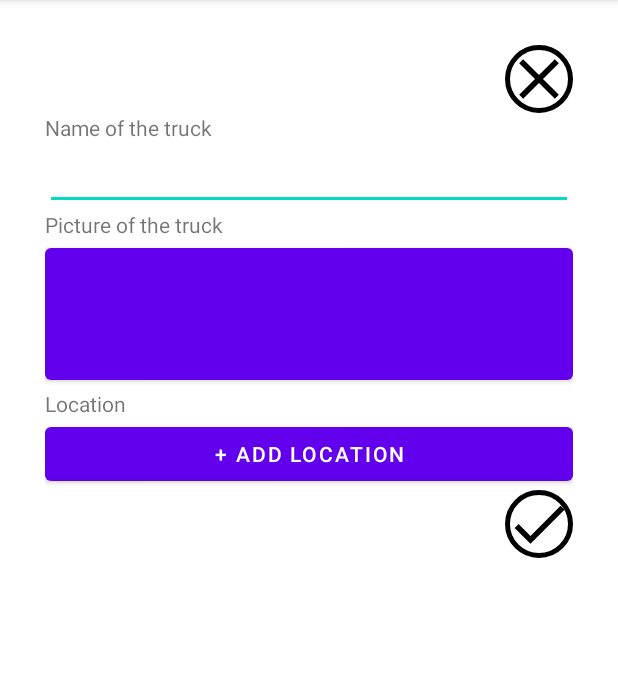
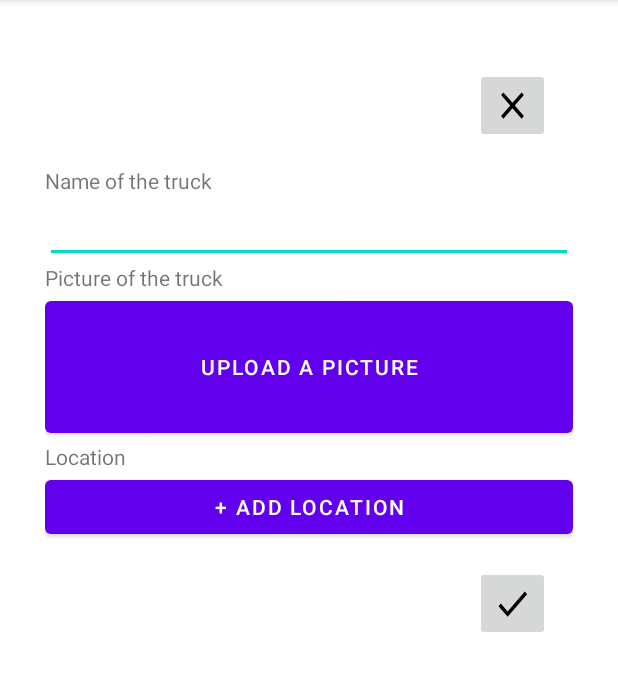
Before and after one commit to utkarshagarwal01/WheresMyTruck, an Android app: the ReportTruckActivity screen opened directly, with no data from a screen before it, on a phone screen of 412 x 824 dp, the part 84-775 px from its top. Run offline under Robolectric (Android 15) with nearby library versions, the phone set to English and light mode, and no system bars.

```diff
--- a/app/src/main/res/layout/activity_report_truck.xml
+++ b/app/src/main/res/layout/activity_report_truck.xml
@@ -12,7 +12,7 @@
         style="@style/LayoutStandardSlideUp">
         <ImageButton
             android:id="@+id/btn_close_report_truck"
-            style="@style/ButtonMain"
+            style="@style/FABMain"
             android:src="@drawable/ic_baseline_close_24"
             android:layout_gravity="right"
             android:contentDescription="Close" />
@@ -30,7 +30,7 @@
         <Button
             android:id="@+id/btn_add_truck_pic"
             android:layout_height="100dp" android:layout_width="match_parent"
-            android:contentDescription="Take a picture of the truck."/>
+            android:text="Upload a picture"/>
         <TextView
             android:layout_height="wrap_content" android:layout_width="match_parent"
             android:text="Location"/>
@@ -40,7 +40,7 @@
             android:text="+ Add Location"/>
         <ImageButton
             android:id="@+id/btn_submit_report_truck"
-            style="@style/ButtonMain"
+            style="@style/FABMain"
             android:src="@drawable/ic_baseline_done_24"
             android:layout_gravity="right"
             android:contentDescription="Submit" />
--- a/app/src/main/res/values/styles.xml
+++ b/app/src/main/res/values/styles.xml
@@ -1,10 +1,12 @@
 <?xml version="1.0" encoding="utf-8"?>
 <resources>
-    <style name="ButtonMain">
-        <item name="android:layout_height">45dp</item>
-        <item name="android:layout_width">45dp</item>
+    <style name="FABMain">
+        <item name="android:layout_height">50dp</item>
+        <item name="android:layout_width">50dp</item>
+        <item name="fabCustomSize">50dp</item>
         <item name="android:scaleType">fitXY</item>
-        <item name="android:background">@drawable/circle_button_bg</item>
+        <item name="android:layout_margin">15dp</item>
+<!--        <item name="android:background">@drawable/circle_button_bg</item>-->
     </style>
     <style name="LayoutStandardSlideUp">
         <item name="android:layout_height">match_parent</item>
```
Also changed, not shown: app/src/main/java/edu/illinois/cs465/wheresmytruck/MapsActivity.java (+18 -0 lines), app/src/main/res/layout/activity_maps.xml (+8 -0 lines).
